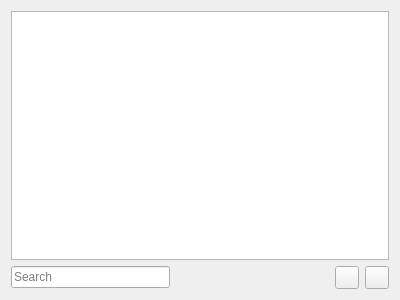
This is functionswidget.ui in Kuszki/K-Plots as Qt 5 draws it before an edit. The edited form follows.
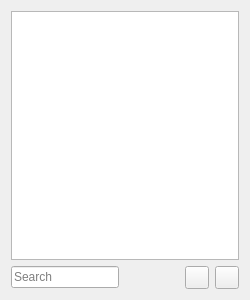
This is the edited form. Icons and pictures are not drawn.

Commit message: Update minimum geometry

The edit to the form file:
```diff
--- a/functionswidget.ui
+++ b/functionswidget.ui
@@ -6,10 +6,16 @@
    <rect>
     <x>0</x>
     <y>0</y>
-    <width>400</width>
+    <width>250</width>
     <height>300</height>
    </rect>
   </property>
+  <property name="minimumSize">
+   <size>
+    <width>250</width>
+    <height>150</height>
+   </size>
+  </property>
   <property name="windowTitle">
    <string>Form</string>
   </property>
```
The commit also changes 1 other file.
